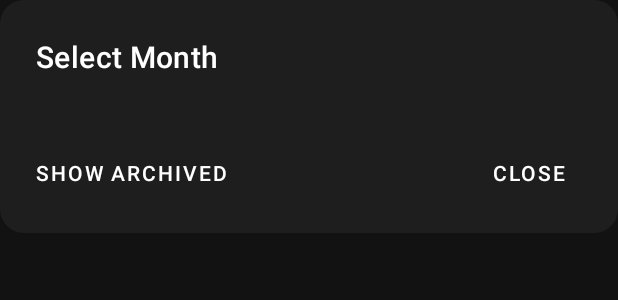
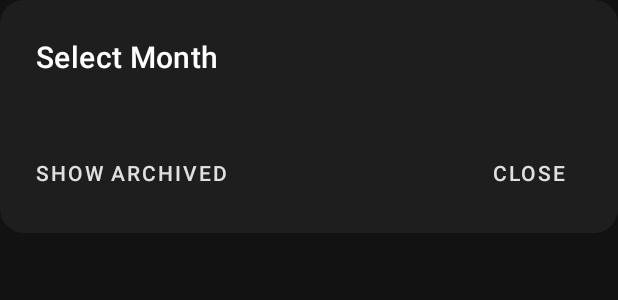
Before and after one commit to jcbwltrs/pocket, an Android app: the layout dialog_month_selector.xml on its own in the app's theme, with its tools: preview values and no code run, on a phone screen of 412 x 824 dp. Shown: the top 300 px of the screen. Run offline under Robolectric (Android 15) with nearby library versions, the phone set to English and light mode, and no system bars.

Commit message:
feat(ui): Implement complete Fintech UI redesign
- Replaces green theme with new dark theme and pastel color palette
- Updates themes.xml to use new colors (pink primary) and 12dp card corner radius
- Refactors all layouts (fragments, items, dialogs) to use new theme colors
- Removes hardcoded backgrounds and replaces with theme attributes
- Replaces Dashboard FAB with an in-grid "Add Category" card
- Updates CategoryAdapter to support multiple view types
- Moves top bar controls from activity_main.xml into individual fragments

```diff
--- a/app/src/main/res/color/toggle_button_text_color.xml
+++ b/app/src/main/res/color/toggle_button_text_color.xml
@@ -1,5 +1,6 @@
 <?xml version="1.0" encoding="utf-8"?>
 <selector xmlns:android="http://schemas.android.com/apk/res/android">
-    <item android:color="@color/green_500" android:state_checked="true"/>
-    <item android:color="@color/white"/>
+    <item android:color="?attr/colorPrimary" android:state_checked="true"/>
+
+    <item android:color="?android:attr/textColorPrimary"/>
 </selector>
--- a/app/src/main/res/layout/dialog_month_selector.xml
+++ b/app/src/main/res/layout/dialog_month_selector.xml
@@ -13,8 +13,7 @@
         android:layout_marginTop="24dp"
         android:text="Select Month"
         android:textAppearance="?attr/textAppearanceHeadline6"
-        android:textColor="@color/white"
-        app:layout_constraintStart_toStartOf="parent"
+        android:textColor="?android:attr/textColorPrimary" app:layout_constraintStart_toStartOf="parent"
         app:layout_constraintTop_toTopOf="parent" />
 
     <TextView
@@ -24,8 +23,7 @@
         android:layout_marginStart="24dp"
         android:layout_marginTop="4dp"
         android:text="Archived months are read-only"
-        android:textColor="@color/white_60"
-        android:visibility="gone"
+        android:textColor="?android:attr/textColorSecondary" android:visibility="gone"
         app:layout_constraintStart_toStartOf="parent"
         app:layout_constraintTop_toBottomOf="@id/tvTitle" />
 
@@ -48,8 +46,7 @@
         android:layout_marginTop="8dp"
         android:layout_marginBottom="16dp"
         android:text="Show Archived"
-        android:textColor="@color/white"
-        app:layout_constraintBottom_toBottomOf="parent"
+        android:textColor="?android:attr/textColorSecondary" app:layout_constraintBottom_toBottomOf="parent"
         app:layout_constraintStart_toStartOf="parent"
         app:layout_constraintTop_toBottomOf="@id/rvMonths" />
 
@@ -60,8 +57,7 @@
         android:layout_height="wrap_content"
         android:layout_marginEnd="16dp"
         android:text="Close"
-        android:textColor="@color/white"
-        app:layout_constraintBottom_toBottomOf="@id/btnArchiveToggle"
+        android:textColor="?android:attr/textColorSecondary" app:layout_constraintBottom_toBottomOf="@id/btnArchiveToggle"
         app:layout_constraintEnd_toEndOf="parent"
         app:layout_constraintTop_toTopOf="@id/btnArchiveToggle" />
 
```
Also changed, not shown: app/src/main/res/drawable/ripple_transparent.xml (+3 -4 lines), app/src/main/res/layout/dialog_edit_transaction.xml (+9 -36 lines).
